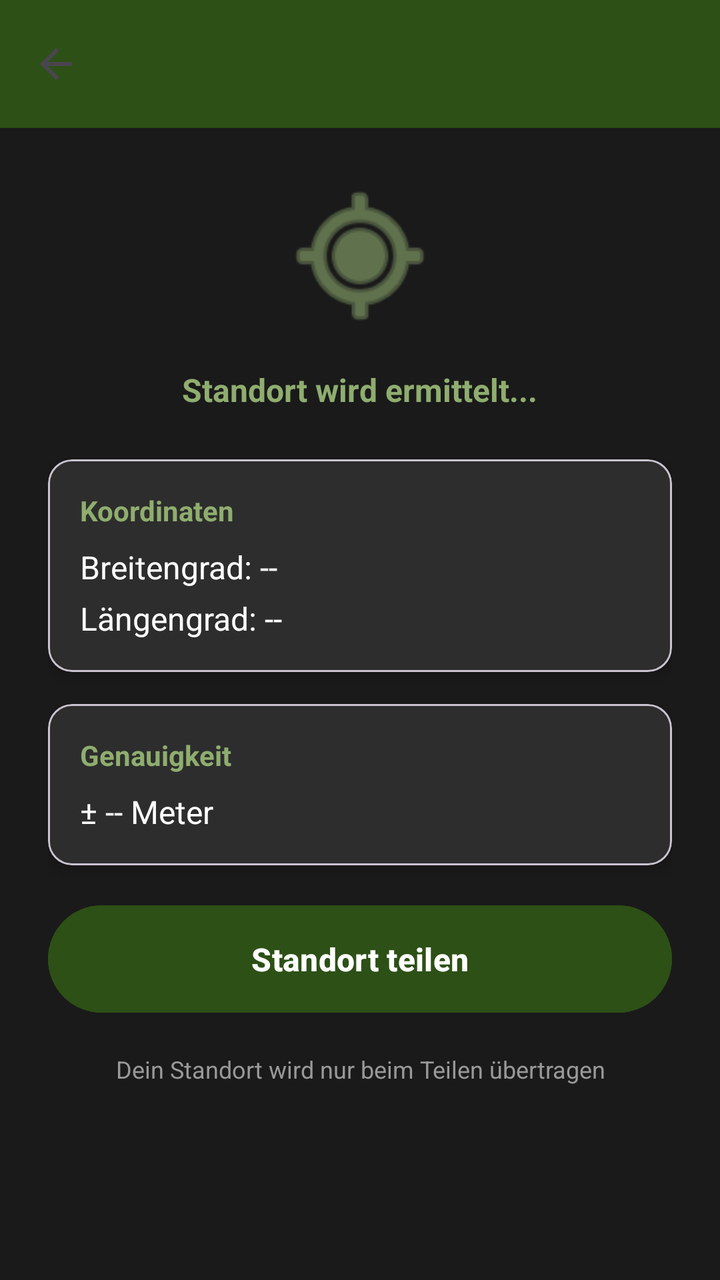
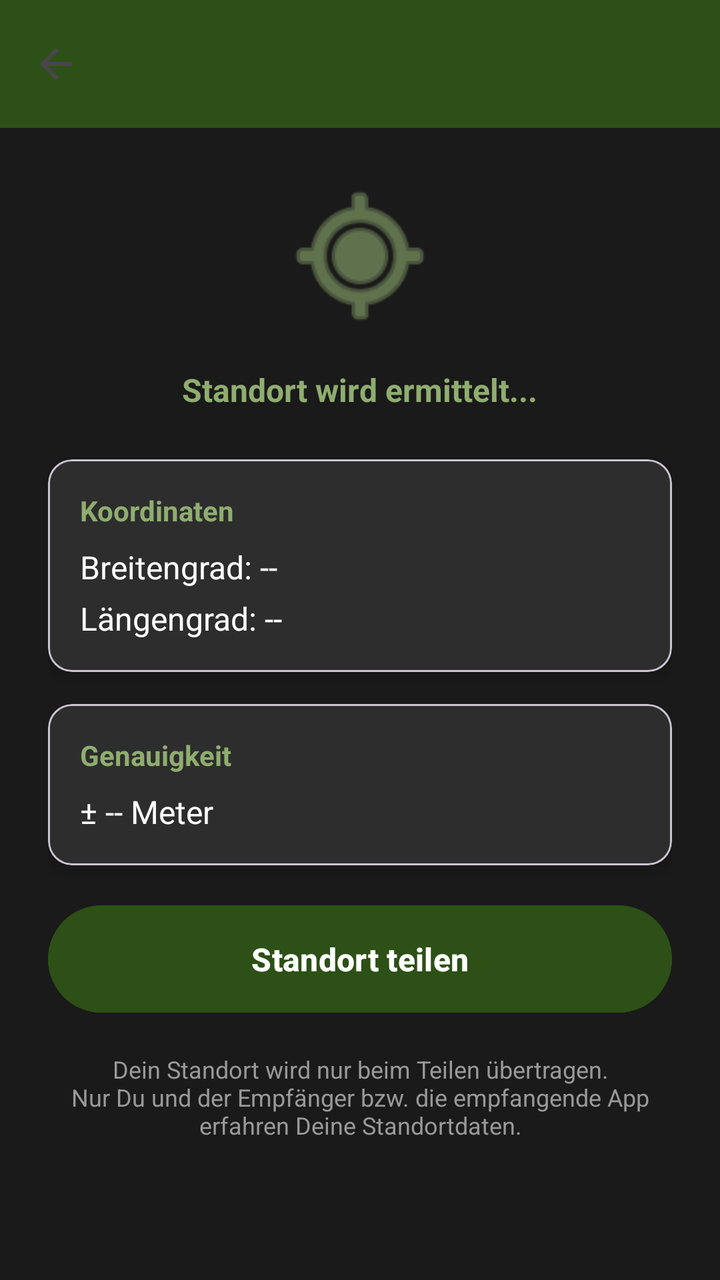

The first picture is an Android layout as it rendered before a commit; the second is the same layout after the commit. The layout source and the unified diff follow.
<!-- AndroidManifest.xml: application theme Theme.HundeWildnis -->
<!-- res/layout/activity_location.xml -->
<?xml version="1.0" encoding="utf-8"?>
<androidx.coordinatorlayout.widget.CoordinatorLayout xmlns:android="http://schemas.android.com/apk/res/android"
    xmlns:app="http://schemas.android.com/apk/res-auto"
    android:layout_width="match_parent"
    android:layout_height="match_parent"
    android:fitsSystemWindows="true"
    android:background="#1a1a1a">

    <com.google.android.material.appbar.AppBarLayout
        android:layout_width="match_parent"
        android:layout_height="wrap_content">

        <androidx.appcompat.widget.Toolbar
            android:id="@+id/toolbar"
            android:layout_width="match_parent"
            android:layout_height="?attr/actionBarSize"
            android:background="#2d5016"
            app:titleTextColor="#FFFFFF"
            app:navigationIcon="?attr/homeAsUpIndicator" />
    </com.google.android.material.appbar.AppBarLayout>

    <ScrollView
        android:id="@+id/scrollView"
        android:layout_width="match_parent"
        android:layout_height="match_parent"
        app:layout_behavior="@string/appbar_scrolling_view_behavior">

        <LinearLayout
            android:layout_width="match_parent"
            android:layout_height="wrap_content"
            android:orientation="vertical"
            android:padding="24dp">

            <ImageView
                android:layout_width="80dp"
                android:layout_height="80dp"
                android:layout_gravity="center_horizontal"
                android:layout_marginBottom="16dp"
                android:src="@android:drawable/ic_menu_mylocation"
                app:tint="#8fad6f" />

            <TextView
                android:id="@+id/statusText"
                android:layout_width="wrap_content"
                android:layout_height="wrap_content"
                android:layout_gravity="center_horizontal"
                android:layout_marginBottom="24dp"
                android:text="Standort wird ermittelt..."
                android:textColor="#8fad6f"
                android:textSize="16sp"
                android:textStyle="bold" />

            <com.google.android.material.card.MaterialCardView
                android:layout_width="match_parent"
                android:layout_height="wrap_content"
                android:layout_marginBottom="16dp"
                app:cardBackgroundColor="#2d2d2d"
                app:cardCornerRadius="12dp"
                app:cardElevation="4dp">

                <LinearLayout
                    android:layout_width="match_parent"
                    android:layout_height="wrap_content"
                    android:orientation="vertical"
                    android:padding="16dp">

                    <TextView
                        android:layout_width="wrap_content"
                        android:layout_height="wrap_content"
                        android:text="Koordinaten"
                        android:textColor="#8fad6f"
                        android:textSize="14sp"
                        android:textStyle="bold"
                        android:layout_marginBottom="8dp" />

                    <TextView
                        android:id="@+id/latitudeText"
                        android:layout_width="wrap_content"
                        android:layout_height="wrap_content"
                        android:text="Breitengrad: --"
                        android:textColor="#FFFFFF"
                        android:textSize="16sp"
                        android:layout_marginBottom="4dp" />

                    <TextView
                        android:id="@+id/longitudeText"
                        android:layout_width="wrap_content"
                        android:layout_height="wrap_content"
                        android:text="Längengrad: --"
                        android:textColor="#FFFFFF"
                        android:textSize="16sp" />
                </LinearLayout>
            </com.google.android.material.card.MaterialCardView>

            <com.google.android.material.card.MaterialCardView
                android:layout_width="match_parent"
                android:layout_height="wrap_content"
                android:layout_marginBottom="16dp"
                app:cardBackgroundColor="#2d2d2d"
                app:cardCornerRadius="12dp"
                app:cardElevation="4dp">

                <LinearLayout
                    android:layout_width="match_parent"
                    android:layout_height="wrap_content"
                    android:orientation="vertical"
                    android:padding="16dp">

                    <TextView
                        android:layout_width="wrap_content"
                        android:layout_height="wrap_content"
                        android:text="Genauigkeit"
                        android:textColor="#8fad6f"
                        android:textSize="14sp"
                        android:textStyle="bold"
                        android:layout_marginBottom="8dp" />

                    <TextView
                        android:id="@+id/accuracyText"
                        android:layout_width="wrap_content"
                        android:layout_height="wrap_content"
                        android:text="± -- Meter"
                        android:textColor="#FFFFFF"
                        android:textSize="16sp" />
                </LinearLayout>
            </com.google.android.material.card.MaterialCardView>

            
            <com.google.android.material.card.MaterialCardView
                android:id="@+id/mapCard"
                android:layout_width="match_parent"
                android:layout_height="wrap_content"
                android:layout_marginBottom="16dp"
                android:visibility="gone"
                app:cardBackgroundColor="#2d2d2d"
                app:cardCornerRadius="12dp"
                app:cardElevation="4dp">

                <FrameLayout
                    android:layout_width="match_parent"
                    android:layout_height="300dp">

                    <org.osmdroid.views.MapView
                        android:id="@+id/mapView"
                        android:layout_width="match_parent"
                        android:layout_height="match_parent" />

                    <LinearLayout
                        android:layout_width="wrap_content"
                        android:layout_height="wrap_content"
                        android:layout_gravity="bottom|end"
                        android:orientation="vertical"
                        android:padding="8dp">

                        <ImageButton
                            android:id="@+id/zoomInButton"
                            android:layout_width="48dp"
                            android:layout_height="48dp"
                            android:background="?attr/selectableItemBackgroundBorderless"
                            android:contentDescription="Zoom In"
                            android:src="@drawable/ic_add" />

                        <ImageButton
                            android:id="@+id/zoomOutButton"
                            android:layout_width="48dp"
                            android:layout_height="48dp"
                            android:background="?attr/selectableItemBackgroundBorderless"
                            android:contentDescription="Zoom Out"
                            android:src="@drawable/ic_remove" />
                    </LinearLayout>

                </FrameLayout>
            </com.google.android.material.card.MaterialCardView>

            <Button
                android:id="@+id/shareButton"
                android:layout_width="match_parent"
                android:layout_height="wrap_content"
                android:text="Standort teilen"
                android:textColor="#FFFFFF"
                android:backgroundTint="#2d5016"
                android:padding="16dp"
                android:enabled="false"
                android:textSize="16sp"
                android:textStyle="bold" />

            <TextView
                android:layout_width="wrap_content"
                android:layout_height="wrap_content"
                android:layout_gravity="center_horizontal"
                android:layout_marginTop="16dp"
                android:text="Dein Standort wird nur beim Teilen übertragen"
                android:textAlignment="center"
                android:textColor="#999999"
                android:textSize="12sp" />

        </LinearLayout>
    </ScrollView>

    <ProgressBar
        android:id="@+id/progressBar"
        android:layout_width="wrap_content"
        android:layout_height="wrap_content"
        android:layout_gravity="center"
        android:indeterminateTint="#8fad6f"
        android:visibility="visible" />

</androidx.coordinatorlayout.widget.CoordinatorLayout>
<!-- resources referenced by this layout -->
<resources>
  <!-- drawable ic_add (drawable) -->
  <vector xmlns:android="http://schemas.android.com/apk/res/android"
      android:width="24dp"
      android:height="24dp"
      android:viewportWidth="24.0"
      android:viewportHeight="24.0">
      <path
          android:fillColor="#FFFFFF"
          android:pathData="M19,13h-6v6h-2v-6H5v-2h6V5h2v6h6v2z" />
  </vector>
  <!-- drawable ic_remove (drawable) -->
  <vector xmlns:android="http://schemas.android.com/apk/res/android"
      android:width="24dp"
      android:height="24dp"
      android:viewportWidth="24.0"
      android:viewportHeight="24.0">
      <path
          android:fillColor="#FFFFFF"
          android:pathData="M19,13H5v-2h14v2z" />
  </vector>
  <style name="Theme.HundeWildnis" parent="Base.Theme.HundeWildnis" />
  <style name="Base.Theme.HundeWildnis" parent="Theme.Material3.Light.NoActionBar">
          <item name="colorPrimary">#2d5016</item>
          <item name="colorPrimaryVariant">#1a3009</item>
          <item name="colorOnPrimary">#FFFFFF</item>
          <item name="colorSecondary">#6b8e4e</item>
          <item name="colorSecondaryVariant">#4a6135</item>
          <item name="colorOnSecondary">#000000</item>
          <item name="android:statusBarColor">?attr/colorPrimaryVariant</item>
  
          <item name="android:navigationBarColor">@android:color/transparent</item>
          <item name="android:windowLightStatusBar">true</item>
          <item name="android:windowLightNavigationBar">true</item>
          <item name="android:enforceNavigationBarContrast" tools:targetApi="q">false</item>
          <item name="android:enforceStatusBarContrast" tools:targetApi="q">false</item>
  
          
          <item name="actionMenuTextColor">#FFFFFF</item>
  
          
          <item name="android:windowBackground">#FFFFFF</item>
          <item name="android:colorBackground">#FFFFFF</item>
      </style>
</resources>

<!-- the commit's change to res/layout/activity_location.xml (unified diff, before → after) -->
@@ -140,34 +140,63 @@
                     android:layout_width="match_parent"
                     android:layout_height="300dp">
 
+                    
                     <org.osmdroid.views.MapView
                         android:id="@+id/mapView"
                         android:layout_width="match_parent"
                         android:layout_height="match_parent" />
 
+                    
                     <LinearLayout
                         android:layout_width="wrap_content"
                         android:layout_height="wrap_content"
                         android:layout_gravity="bottom|end"
                         android:orientation="vertical"
-                        android:padding="8dp">
+                        android:padding="8dp"
+                        android:layout_marginBottom="24dp">
 
                         <ImageButton
                             android:id="@+id/zoomInButton"
                             android:layout_width="48dp"
                             android:layout_height="48dp"
-                            android:background="?attr/selectableItemBackgroundBorderless"
+                            android:background="@drawable/zoom_button_background"
                             android:contentDescription="Zoom In"
-                            android:src="@drawable/ic_add" />
+                            android:src="@drawable/ic_add"
+                            app:tint="#FFFFFF"
+                            android:scaleType="centerInside"
+                            android:padding="8dp" />
 
                         <ImageButton
                             android:id="@+id/zoomOutButton"
                             android:layout_width="48dp"
                             android:layout_height="48dp"
-                            android:background="?attr/selectableItemBackgroundBorderless"
+                            android:layout_marginTop="4dp"
+                            android:background="@drawable/zoom_button_background"
                             android:contentDescription="Zoom Out"
-                            android:src="@drawable/ic_remove" />
+                            android:src="@drawable/ic_remove"
+                            app:tint="#FFFFFF"
+                            android:scaleType="centerInside"
+                            android:padding="8dp" />
                     </LinearLayout>
+
+                    
+                    <TextView
+                        android:id="@+id/osmCopyrightText"
+                        android:layout_width="wrap_content"
+                        android:layout_height="wrap_content"
+                        android:layout_gravity="bottom|start"
+                        android:layout_margin="4dp"
+                        android:paddingStart="6dp"
+                        android:paddingEnd="6dp"
+                        android:paddingTop="2dp"
+                        android:paddingBottom="2dp"
+                        android:background="#CC000000"
+                        android:text="Map data © OpenStreetMap Contributors"
+                        android:textColor="#FFFFFF"
+                        android:textSize="9sp"
+                        android:clickable="true"
+                        android:focusable="true"
+                        android:foreground="?attr/selectableItemBackground" />
 
                 </FrameLayout>
             </com.google.android.material.card.MaterialCardView>
@@ -189,7 +218,7 @@
                 android:layout_height="wrap_content"
                 android:layout_gravity="center_horizontal"
                 android:layout_marginTop="16dp"
-                android:text="Dein Standort wird nur beim Teilen übertragen"
+                android:text="Dein Standort wird nur beim Teilen übertragen.\nNur Du und der Empfänger bzw. die empfangende App erfahren Deine Standortdaten."
                 android:textAlignment="center"
                 android:textColor="#999999"
                 android:textSize="12sp" />
<!-- resource entries referenced after the edit -->
@@ -20,6 +20,20 @@
           android:fillColor="#FFFFFF"
           android:pathData="M19,13H5v-2h14v2z" />
   </vector>
+  <!-- drawable zoom_button_background (drawable) -->
+  <?xml version="1.0" encoding="utf-8"?>
+  <shape xmlns:android="http://schemas.android.com/apk/res/android"
+      android:shape="oval">
+  
+      
+      <solid android:color="#BE253E0B" />
+  
+      
+      <stroke
+          android:width="4dp"
+          android:color="#172803" />
+  
+  </shape>
   <style name="Theme.HundeWildnis" parent="Base.Theme.HundeWildnis" />
   <style name="Base.Theme.HundeWildnis" parent="Theme.Material3.Light.NoActionBar">
           <item name="colorPrimary">#2d5016</item>
